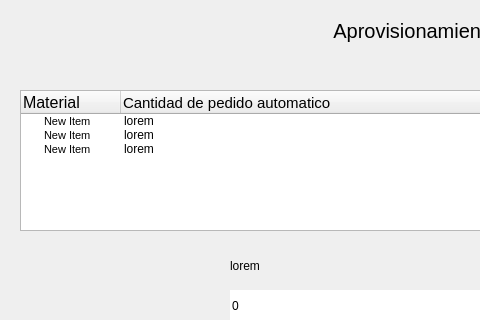
The window that Pantallas UI/Materiales/aprovisionamiento/aprovisionamiento.ui (AlemFernandez786/Scabox) describes before a commit, drawn with Qt 5; both pictures show x 0 to 480 and y 0 to 320 of the 835 by 449 pixel window.
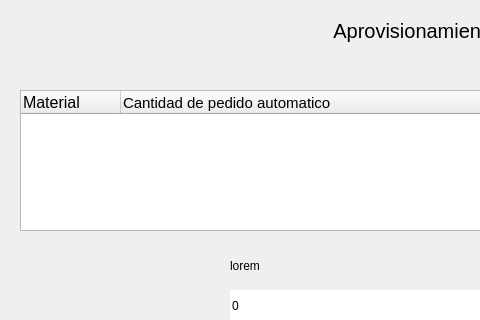
The same window after the commit.

Patch:
```diff
--- a/Pantallas UI/Materiales/aprovisionamiento/aprovisionamiento.ui
+++ b/Pantallas UI/Materiales/aprovisionamiento/aprovisionamiento.ui
@@ -100,45 +100,6 @@
      </font>
     </property>
    </column>
-   <item>
-    <property name="text">
-     <string>New Item  </string>
-    </property>
-    <property name="font">
-     <font>
-      <pointsize>8</pointsize>
-     </font>
-    </property>
-    <property name="text">
-     <string>lorem</string>
-    </property>
-   </item>
-   <item>
-    <property name="text">
-     <string>New Item</string>
-    </property>
-    <property name="font">
-     <font>
-      <pointsize>8</pointsize>
-     </font>
-    </property>
-    <property name="text">
-     <string>lorem</string>
-    </property>
-   </item>
-   <item>
-    <property name="text">
-     <string>New Item</string>
-    </property>
-    <property name="font">
-     <font>
-      <pointsize>8</pointsize>
-     </font>
-    </property>
-    <property name="text">
-     <string>lorem</string>
-    </property>
-   </item>
   </widget>
   <widget class="QSpinBox" name="ma_input_1">
    <property name="geometry">
```
Left out of the diff: 4 changed lines with no effect on the pictures.
